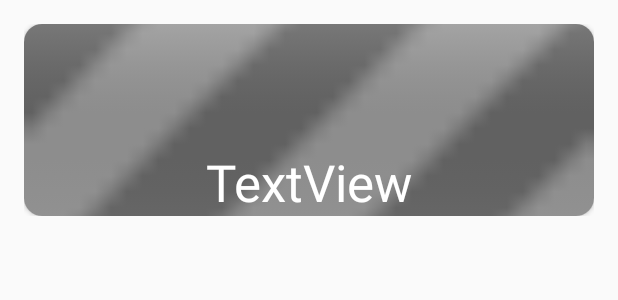
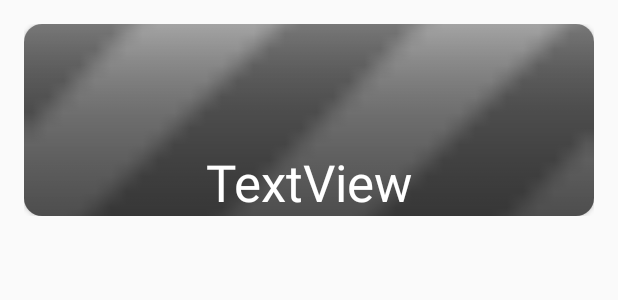
Before and after one commit to OverHome/PARKulting, an Android app: the layout item_park.xml on its own in the app's theme, with its tools: preview values and no code run, on a phone screen of 412 x 824 dp. Shown: the top 300 px of the screen. Run offline under Robolectric (Android 15) with nearby library versions, the phone set to English and light mode, and no system bars; network calls fail.

Commit message:
добавлен градиент в item_park

```diff
--- /dev/null
+++ b/app/src/main/res/drawable/gr_park.xml
@@ -0,0 +1,8 @@
+<?xml version="1.0" encoding="utf-8"?>
+<shape xmlns:android="http://schemas.android.com/apk/res/android">
+    <gradient
+        android:startColor="#77000000"
+        android:endColor="#00000000"
+        android:angle="90">
+    </gradient>
+</shape>
--- a/app/src/main/res/layout/item_park.xml
+++ b/app/src/main/res/layout/item_park.xml
@@ -30,6 +30,12 @@
                 android:scaleType="centerCrop"
                 app:srcCompat="@android:drawable/progress_indeterminate_horizontal" />
 
+            <ImageView
+                android:id="@+id/grad"
+                android:layout_width="match_parent"
+                android:layout_height="match_parent"
+                app:srcCompat="@drawable/gr_park" />
+
             <TextView
                 android:id="@+id/tv_park_title"
                 android:layout_width="wrap_content"
```
